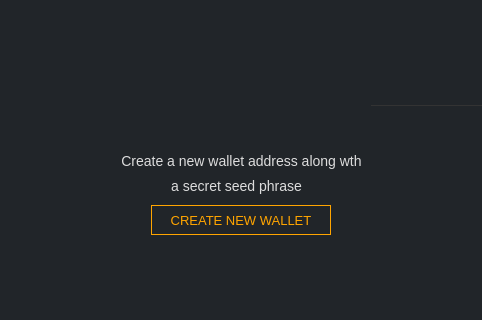
This is src/gui/ui/welcomeframe.ui in ConcealNetwork/conceal-desktop as Qt 5 draws it before an edit; both pictures show x 0 to 482 and y 106 to 426 of the 1270 by 700 pixel window. The edited form follows.
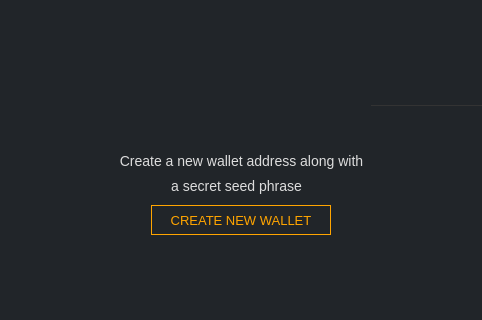
This is the edited form. Icons and pictures are not drawn.

The edit to the form file:
```diff
--- a/src/gui/ui/welcomeframe.ui
+++ b/src/gui/ui/welcomeframe.ui
@@ -911,7 +911,7 @@
 font-size: 14px;</string>
        </property>
        <property name="text">
-        <string>Create a new wallet address along wth</string>
+        <string>Create a new wallet address along with</string>
        </property>
        <property name="alignment">
         <set>Qt::AlignCenter</set>
```
